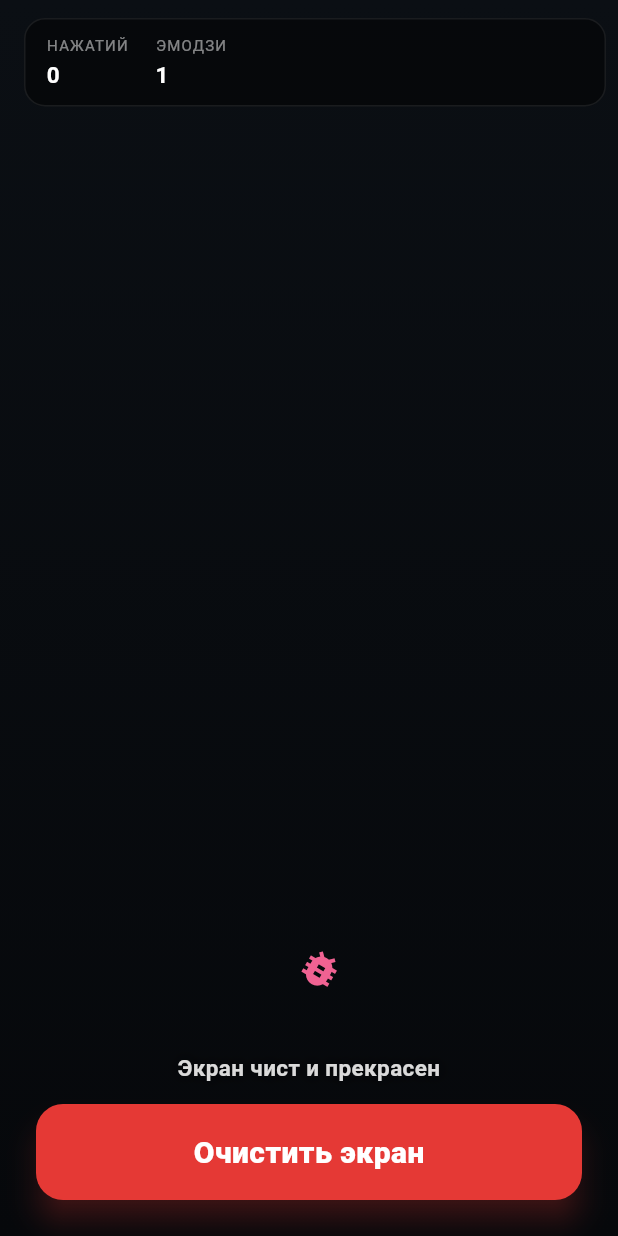
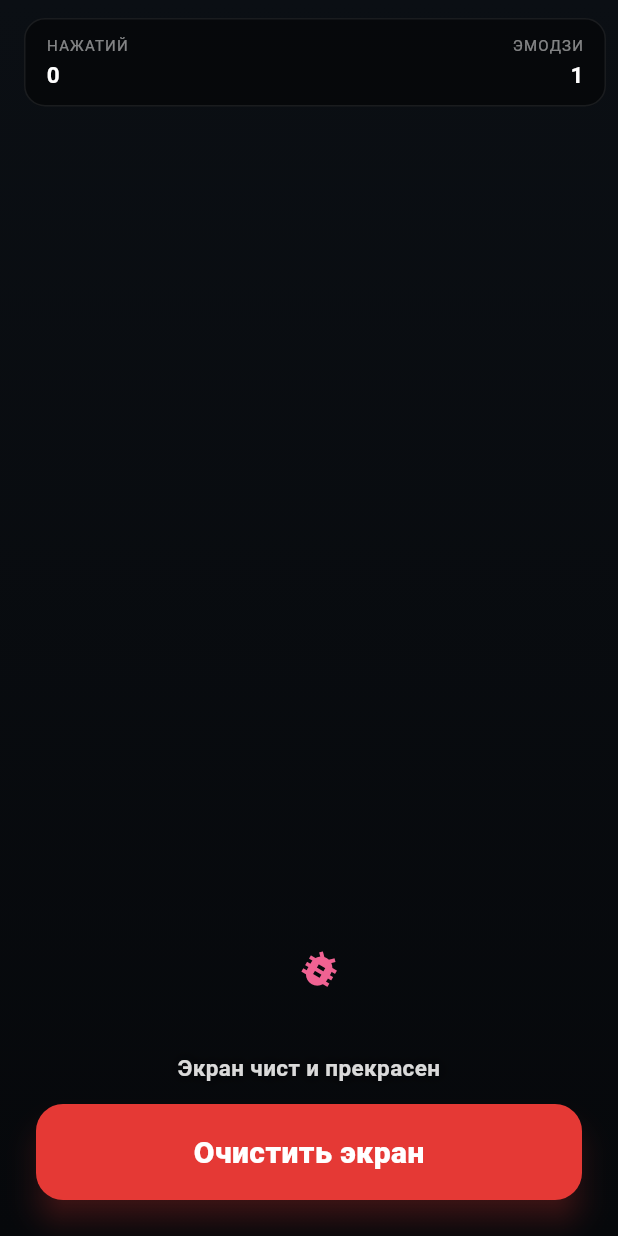
Before and after one commit to daniilpaschenko/destructive-button, a Flutter app: the screen it shows after launch, on a phone screen of 412 x 824 dp. Run offline on Flutter 3.47's test engine with Material 3 defaults, Android fonts, the phone set to English and light mode, and no system bars.

Commit message:
fix(ui): make alignment better

```diff
--- a/lib/widgets/chaos_hud.dart
+++ b/lib/widgets/chaos_hud.dart
@@ -18,7 +18,7 @@ class ChaosHud extends StatelessWidget {
   @override
   Widget build(BuildContext context) {
     return Row(
-      crossAxisAlignment: CrossAxisAlignment.start,
+      crossAxisAlignment: CrossAxisAlignment.center,
       children: <Widget>[
         Expanded(
           child: Container(
@@ -29,10 +29,14 @@ class ChaosHud extends StatelessWidget {
               border: Border.all(color: Colors.white.withValues(alpha: 0.08)),
             ),
             child: Row(
+              mainAxisAlignment: MainAxisAlignment.spaceBetween,
               children: <Widget>[
                 StatItem(label: 'Нажатий', value: '$pressCount'),
-                const SizedBox(width: 18),
-                StatItem(label: 'Эмодзи', value: '$emojiCount'),
+                StatItem(
+                  label: 'Эмодзи',
+                  value: '$emojiCount',
+                  alignment: CrossAxisAlignment.end,
+                ),
               ],
             ),
           ),
--- a/lib/widgets/stat_item.dart
+++ b/lib/widgets/stat_item.dart
@@ -2,15 +2,22 @@ import 'package:flutter/material.dart';
 
 /// counter
 class StatItem extends StatelessWidget {
-  const StatItem({super.key, required this.label, required this.value});
+  const StatItem({
+    super.key,
+    required this.label,
+    required this.value,
+    this.alignment = CrossAxisAlignment.start,
+  });
 
   final String label;
   final String value;
 
+  final CrossAxisAlignment alignment;
+
   @override
   Widget build(BuildContext context) {
     return Column(
-      crossAxisAlignment: CrossAxisAlignment.start,
+      crossAxisAlignment: alignment,
       mainAxisSize: MainAxisSize.min,
       children: <Widget>[
         Text(
```
